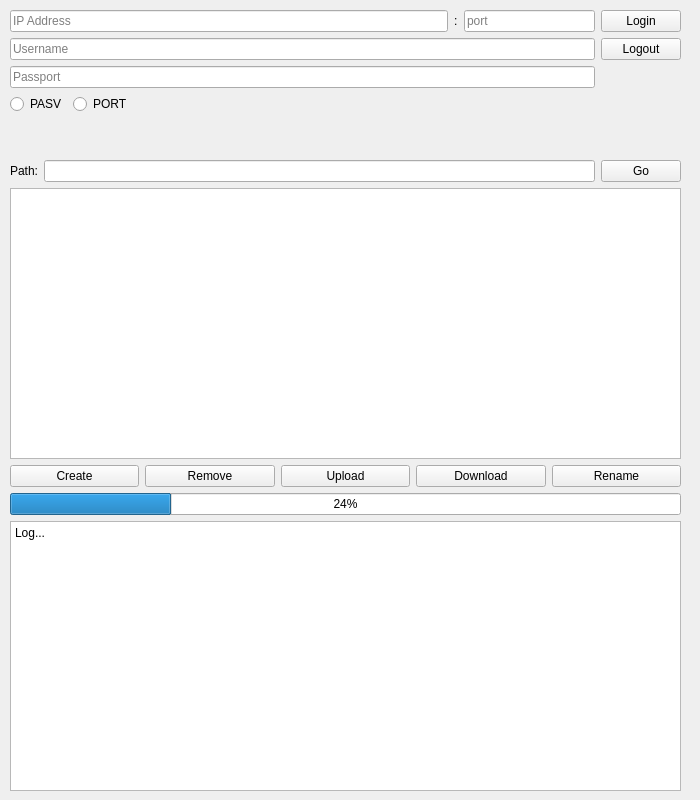
Before: the Qt Designer form tcp/client/form.ui in Kurzheck/FTP_project, drawn with Qt 5.
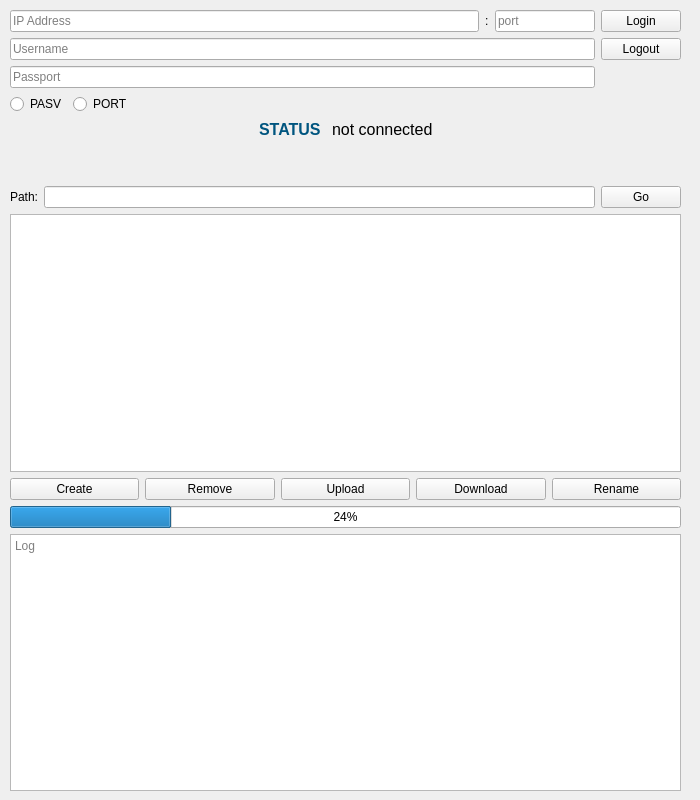
After: the same form once the commit is applied.

The edit to the form file:
```diff
--- a/tcp/client/form.ui
+++ b/tcp/client/form.ui
@@ -28,7 +28,7 @@
      <height>781</height>
     </rect>
    </property>
-   <layout class="QVBoxLayout" name="verticalLayout" stretch="0,0,0,4,0,0,4">
+   <layout class="QVBoxLayout" name="verticalLayout" stretch="0,0,0,0,4,0,0,4">
     <property name="sizeConstraint">
      <enum>QLayout::SetDefaultConstraint</enum>
     </property>
@@ -37,9 +37,18 @@
       <item>
        <layout class="QVBoxLayout" name="verticalLayout_2">
         <item>
-         <layout class="QHBoxLayout" name="horizontalLayout_5">
+         <layout class="QHBoxLayout" name="horizontalLayout_5" stretch="0,0,0">
           <item>
            <widget class="QLineEdit" name="lineEdit_IP">
+            <property name="sizePolicy">
+             <sizepolicy hsizetype="Expanding" vsizetype="Fixed">
+              <horstretch>10</horstretch>
+              <verstretch>0</verstretch>
+             </sizepolicy>
+            </property>
+            <property name="maxLength">
+             <number>15</number>
+            </property>
             <property name="placeholderText">
              <string>IP Address</string>
             </property>
@@ -55,22 +64,31 @@
           <item>
            <widget class="QLineEdit" name="lineEdit_port">
             <property name="sizePolicy">
-             <sizepolicy hsizetype="Fixed" vsizetype="Fixed">
+             <sizepolicy hsizetype="Expanding" vsizetype="Fixed">
               <horstretch>0</horstretch>
               <verstretch>0</verstretch>
              </sizepolicy>
             </property>
             <property name="minimumSize">
              <size>
-              <width>131</width>
+              <width>30</width>
               <height>19</height>
              </size>
             </property>
+            <property name="maximumSize">
+             <size>
+              <width>100</width>
+              <height>50</height>
+             </size>
+            </property>
             <property name="styleSheet">
              <string notr="true"/>
             </property>
             <property name="maxLength">
-             <number>32774</number>
+             <number>5</number>
+            </property>
+            <property name="frame">
+             <bool>true</bool>
             </property>
             <property name="placeholderText">
              <string>port</string>
@@ -162,6 +180,56 @@
       </item>
      </layout>
     </item>
+    <item>
+     <layout class="QHBoxLayout" name="horizontalLayout_6">
+      <item>
+       <spacer name="horizontalSpacer_3">
+        <property name="orientation">
+         <enum>Qt::Horizontal</enum>
+        </property>
+        <property name="sizeHint" stdset="0">
+         <size>
+          <width>40</width>
+          <height>20</height>
+         </size>
+        </property>
+       </spacer>
+      </item>
+      <item>
+       <widget class="QLabel" name="label_status">
+        <property name="text">
+         <string>&lt;html&gt;&lt;head/&gt;&lt;body&gt;&lt;p&gt;&lt;span style=&quot; font-size:12pt; font-weight:600; color:#00557f;&quot;&gt;STATUS &lt;/span&gt;&lt;/p&gt;&lt;/body&gt;&lt;/html&gt;</string>
+        </property>
+       </widget>
+      </item>
+      <item>
+       <widget class="QLabel" name="label_status_content">
+        <property name="sizePolicy">
+         <sizepolicy hsizetype="Fixed" vsizetype="Fixed">
+          <horstretch>0</horstretch>
+          <verstretch>0</verstretch>
+         </sizepolicy>
+        </property>
+        <property name="text">
+         <string>&lt;html&gt;&lt;head/&gt;&lt;body&gt;&lt;p&gt;&lt;span style=&quot; font-size:12pt;&quot;&gt;not connected&lt;/span&gt;&lt;/p&gt;&lt;/body&gt;&lt;/html&gt;</string>
+        </property>
+       </widget>
+      </item>
+      <item>
+       <spacer name="horizontalSpacer_2">
+        <property name="orientation">
+         <enum>Qt::Horizontal</enum>
+        </property>
+        <property name="sizeHint" stdset="0">
+         <size>
+          <width>40</width>
+          <height>20</height>
+         </size>
+        </property>
+       </spacer>
+      </item>
+     </layout>
+    </item>
     <item>
      <spacer name="verticalSpacer">
       <property name="orientation">
@@ -247,12 +315,18 @@
     </item>
     <item>
      <widget class="QTextEdit" name="textEdit_log">
+      <property name="readOnly">
+       <bool>true</bool>
+      </property>
       <property name="html">
        <string>&lt;!DOCTYPE HTML PUBLIC &quot;-//W3C//DTD HTML 4.0//EN&quot; &quot;http://www.w3.org/TR/REC-html40/strict.dtd&quot;&gt;
 &lt;html&gt;&lt;head&gt;&lt;meta name=&quot;qrichtext&quot; content=&quot;1&quot; /&gt;&lt;style type=&quot;text/css&quot;&gt;
 p, li { white-space: pre-wrap; }
 &lt;/style&gt;&lt;/head&gt;&lt;body style=&quot; font-family:'SimSun'; font-size:9pt; font-weight:400; font-style:normal;&quot;&gt;
-&lt;p style=&quot; margin-top:0px; margin-bottom:0px; margin-left:0px; margin-right:0px; -qt-block-indent:0; text-indent:0px;&quot;&gt;Log...&lt;/p&gt;&lt;/body&gt;&lt;/html&gt;</string>
+&lt;p style=&quot;-qt-paragraph-type:empty; margin-top:0px; margin-bottom:0px; margin-left:0px; margin-right:0px; -qt-block-indent:0; text-indent:0px;&quot;&gt;&lt;br /&gt;&lt;/p&gt;&lt;/body&gt;&lt;/html&gt;</string>
+      </property>
+      <property name="placeholderText">
+       <string>Log</string>
       </property>
      </widget>
     </item>
```
Left out of the diff: 21 changed lines with no effect on the pictures.
